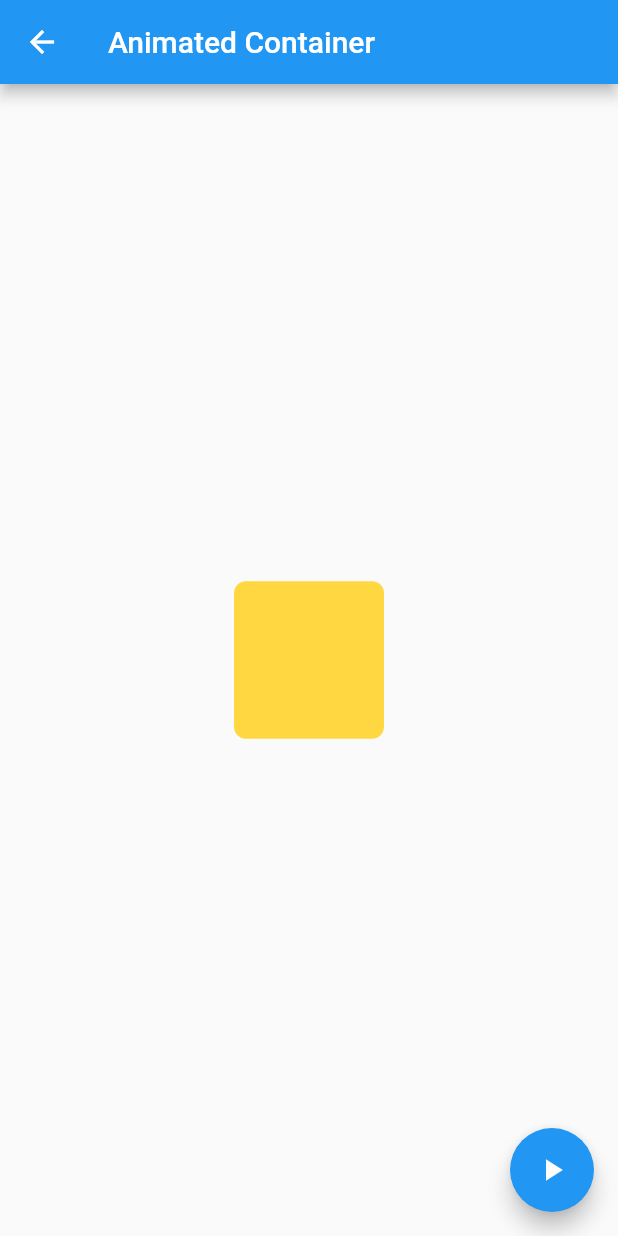
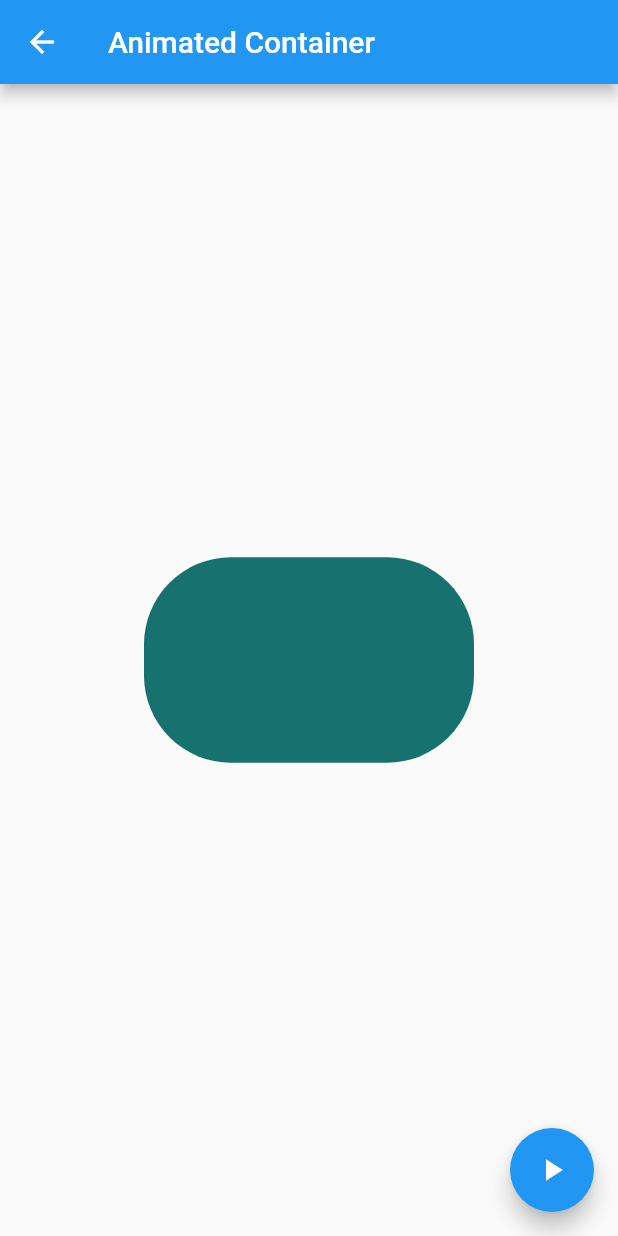
Before and after one commit to elalo4171/Curso_Flutter, a Flutter app: the AnimatedContainerPage screen opened by its route, after a tap on the "play arrow" icon, on a phone screen of 412 x 824 dp. Run offline on Flutter 3.47's test engine with Material 2 defaults, Android fonts, the phone set to English and light mode, and no system bars.

Commit message:
Se terminaron las animaciones

```diff
--- a/lib/src/pages/animated_container.dart
+++ b/lib/src/pages/animated_container.dart
@@ -1,4 +1,6 @@
 import 'package:flutter/material.dart';
+import 'dart:math';
+
 
 class AnimatedContainerPage extends StatefulWidget {
   AnimatedContainerPage({Key key}) : super(key: key);
@@ -22,7 +24,9 @@ class _AnimatedContainerPageState extends State<AnimatedContainerPage> {
 
       ),
       body: Center(
-        child: Container(
+        child: AnimatedContainer(
+          duration: Duration( seconds: 1),
+          curve: Curves.fastOutSlowIn,
           width: _width,
           height: _heigth,
           decoration: BoxDecoration(
@@ -42,9 +46,18 @@ class _AnimatedContainerPageState extends State<AnimatedContainerPage> {
   }
 
   void _animacion(){
-          _width+=50;
-          _heigth+=55;
-          _color= Colors.amberAccent;
+  final random= Random();
+
+
+          _width= random.nextInt(300).toDouble();
+          _heigth= random.nextInt(300).toDouble();
+          _color= Color.fromRGBO
+          (random.nextInt(255),
+           random.nextInt(255),
+           random.nextInt(255),
+           1);
+           _borderRadius=
+           BorderRadius.circular(random.nextInt(100).toDouble());
           setState(() {
 
           });
```
Also changed, not shown: 1 other file.
